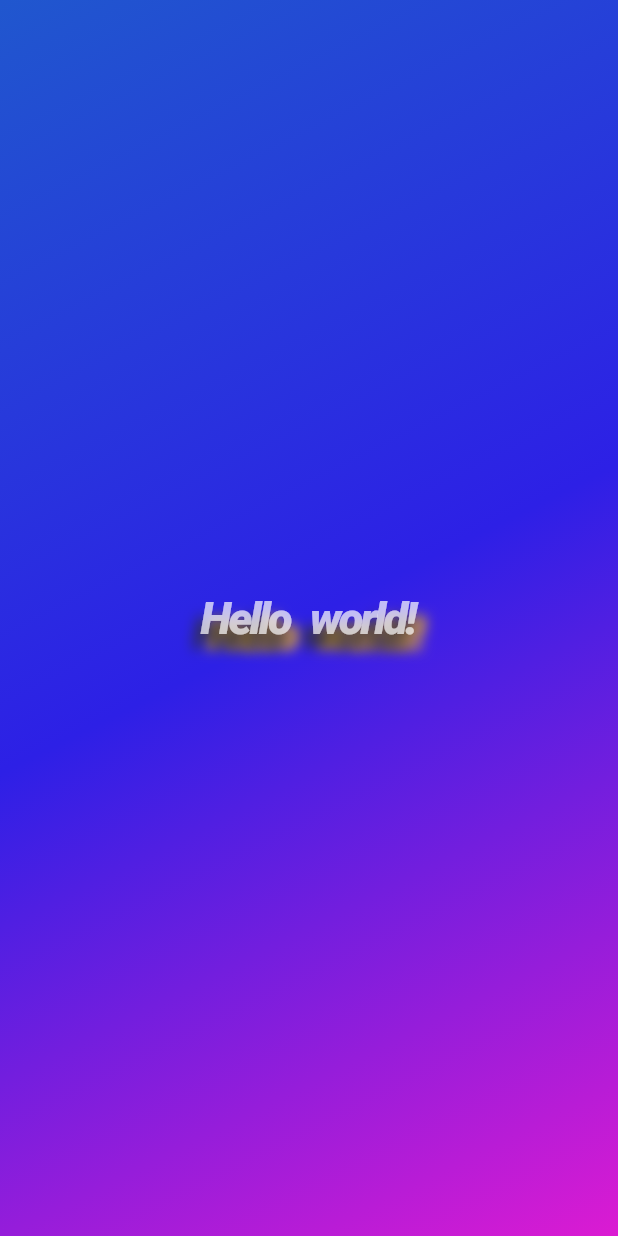
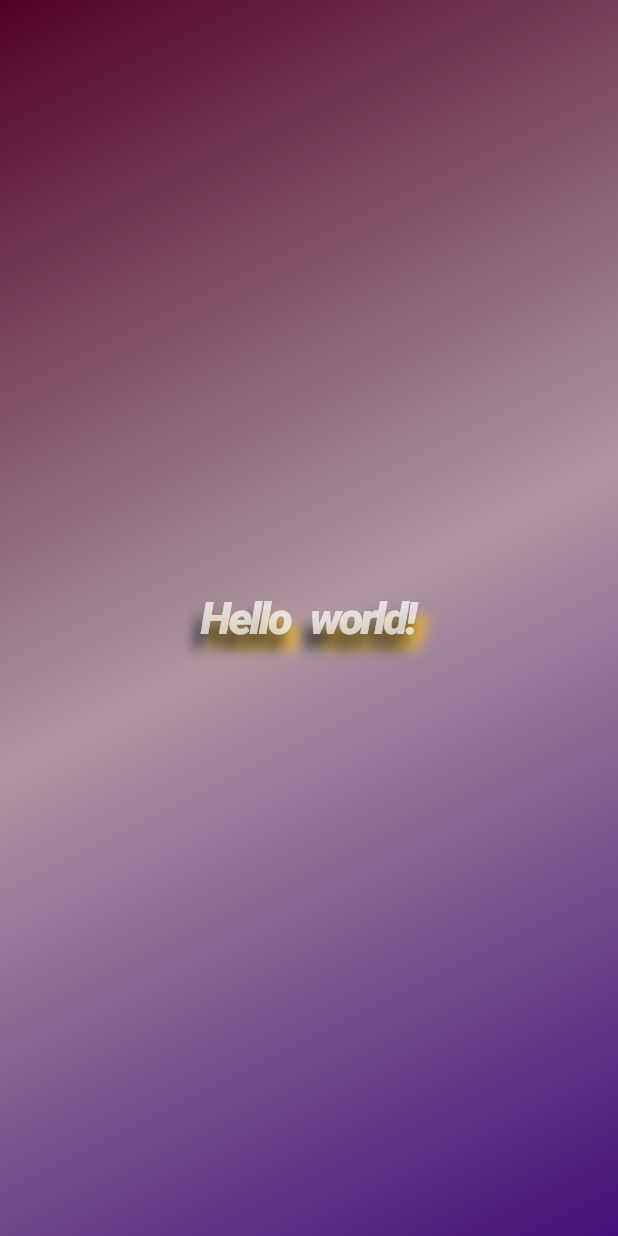
Before and after one commit to AmineChograni/roll_dice, a Flutter app: the screen it shows after launch, on a phone screen of 412 x 824 dp. Run offline on Flutter 3.47's test engine with Material 3 defaults, Android fonts, the phone set to English and light mode, and no system bars.

Commit message:
reusable widget

```diff
--- a/lib/gradient_container.dart
+++ b/lib/gradient_container.dart
@@ -4,7 +4,11 @@ Alignment startAlignment = Alignment.topLeft;
 Alignment endAlignment = Alignment.bottomRight;
 
 class GradientContainer extends StatelessWidget {
-  const GradientContainer({super.key});
+  const GradientContainer(this.color1, this.color2, this.color3, {super.key});
+
+  final Color color1;
+  final Color color2;
+  final Color color3;
 
   @override
   Widget build(BuildContext context) {
@@ -14,11 +18,7 @@ class GradientContainer extends StatelessWidget {
         gradient: LinearGradient(
           begin: startAlignment,
           end: endAlignment,
-          colors: const [
-            Color.fromARGB(255, 32, 87, 206),
-            Color.fromARGB(255, 45, 32, 230),
-            Color.fromARGB(255, 219, 27, 210),
-          ],
+          colors: [color1, color2, color3],
         ),
       ),
       child: Center(
--- a/lib/main.dart
+++ b/lib/main.dart
@@ -7,7 +7,11 @@ void main() {
     const MaterialApp(
       home: Scaffold(
         //backgroundColor: Colors.black26,
-        body: GradientContainer(),
+        body: GradientContainer(
+          Color.fromARGB(255, 80, 2, 38),
+          Color.fromARGB(255, 173, 150, 161),
+          Color.fromARGB(255, 69, 15, 122),
+        ),
       ),
     ),
   );
```
